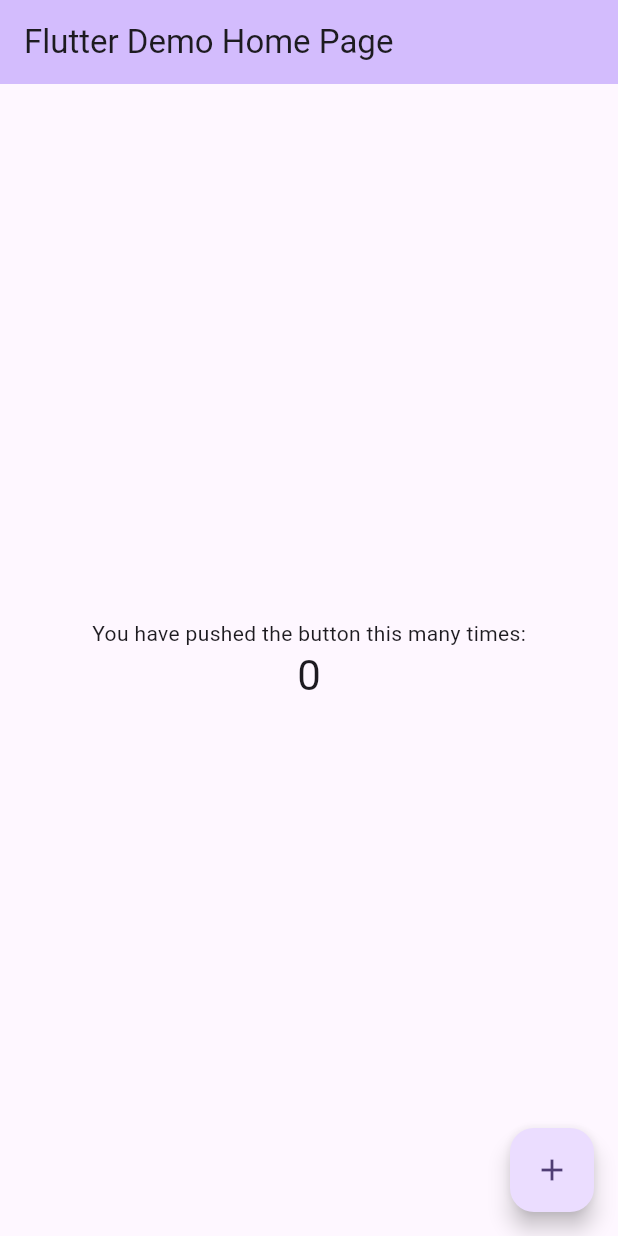
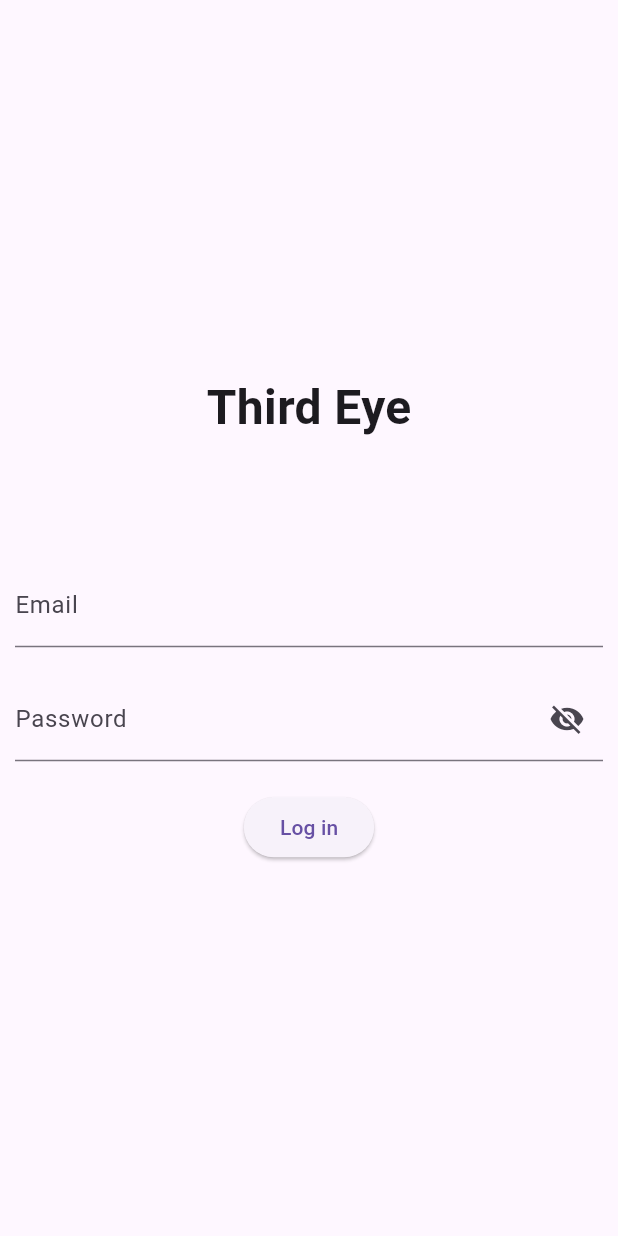
Before and after one commit to A-M22/Third-Eye-Task-Manager, a Flutter app: the screen it shows after launch, on a phone screen of 412 x 824 dp. Run offline on Flutter 3.47's test engine with Material 3 defaults, Android fonts, the phone set to English and light mode, and no system bars.

Commit message:
complete Task 2 login screen

```diff
--- /dev/null
+++ b/lib/PL/login_screen.dart
@@ -0,0 +1,97 @@
+import 'package:flutter/material.dart';
+
+class LoginScreen extends StatefulWidget {
+  const LoginScreen({super.key});
+
+  @override
+  State<LoginScreen> createState() => _LoginScreen();
+}
+
+class _LoginScreen extends State<LoginScreen> {
+
+  String _email='';
+  String _password='';
+  bool _hidden=true;
+  String errorMessage='';
+  final emailRegex=RegExp(r'^[a-zA-Z0-9._%+-]+@[a-zA-Z0-9.-]+\.[a-zA-Z]{2,}$');
+
+  @override
+  Widget build(BuildContext context) {
+    return Scaffold(
+      body:SafeArea(
+          child: Container(
+            padding: EdgeInsets.all(10.0),
+            decoration: BoxDecoration(
+            ),
+            child: Column(
+              mainAxisAlignment: MainAxisAlignment.center,
+              children: [
+                const Text(
+                  "Third Eye",
+                  style: TextStyle(fontSize: 32, fontWeight: FontWeight.bold),
+                ),
+                SizedBox(height: 40,),
+                Text(
+                  '$errorMessage',
+                  style:TextStyle(color:Colors.red,fontWeight: FontWeight.bold),
+                  ),
+                SizedBox(height: 20.0,),
+                TextField(
+                  keyboardType: TextInputType.emailAddress,
+                  decoration: InputDecoration(
+                    label: Text("Email"),
+                  ),
+                  onChanged: (value) => setState(() {
+                    _email=value;
+                  }),
+                  ),
+                  SizedBox(height: 20.0,),
+                  TextField(
+                    decoration: InputDecoration(
+                      label: Text('Password'),
+                      suffixIcon: IconButton(
+                      onPressed: ()=>{
+                        setState((){
+                        _hidden=!_hidden;}
+                        ),
+                        },
+                      icon: Icon(_hidden ? Icons.visibility_off : Icons.visibility),)
+                    ),
+                    obscureText: _hidden,
+                    onChanged: (value) => setState((){_password=value;}),
+                  ),
+
+                  SizedBox(height: 20.0,),
+                  ElevatedButton(onPressed: ()
+                  {
+                    if(_email.isEmpty || _password.isEmpty)
+                    {
+                      setState(() {
+                        errorMessage="Fields Can't be empty!";
+                      });
+                    }
+                    else if (!emailRegex.hasMatch(_email))
+                    {
+                      setState(() {
+                        errorMessage="email format is not correct";
+                      });
+                    }
+                    else
+                    {
+                      setState(() {
+                        errorMessage="";
+                      });
+                      //go to homepage after success//
+                    }
+                  },
+                  child:Text('Log in'),
+                  ),
+
+              ],
+            ),
+          ),
+        ),
+      );
+
+  }
+}
--- a/lib/main.dart
+++ b/lib/main.dart
@@ -1,122 +1,21 @@
 import 'package:flutter/material.dart';
+import 'package:third_eye_task_manager/PL/login_screen.dart';
 
 void main() {
-  runApp(const MyApp());
+  runApp(const MainApp());
 }
 
-class MyApp extends StatelessWidget {
-  const MyApp({super.key});
 
-  // This widget is the root of your application.
+class MainApp extends StatelessWidget {
+  const MainApp({super.key});
+
   @override
   Widget build(BuildContext context) {
-    return MaterialApp(
-      title: 'Flutter Demo',
-      theme: ThemeData(
-        // This is the theme of your application.
-        //
-        // TRY THIS: Try running your application with "flutter run". You'll see
-        // the application has a purple toolbar. Then, without quitting the app,
-        // try changing the seedColor in the colorScheme below to Colors.green
-        // and then invoke "hot reload" (save your changes or press the "hot
-        // reload" button in a Flutter-supported IDE, or press "r" if you used
-        // the command line to start the app).
-        //
-        // Notice that the counter didn't reset back to zero; the application
-        // state is not lost during the reload. To reset the state, use hot
-        // restart instead.
-        //
-        // This works for code too, not just values: Most code changes can be
-        // tested with just a hot reload.
-        colorScheme: .fromSeed(seedColor: Colors.deepPurple),
-      ),
-      home: const MyHomePage(title: 'Flutter Demo Home Page'),
+    return const MaterialApp(
+      debugShowCheckedModeBanner: false,
+      title: 'Third Eye Task Manager',
+
+      home: LoginScreen(),
     );
   }
 }
-
-class MyHomePage extends StatefulWidget {
-  const MyHomePage({super.key, required this.title});
-
-  // This widget is the home page of your application. It is stateful, meaning
-  // that it has a State object (defined below) that contains fields that affect
-  // how it looks.
-
-  // This class is the configuration for the state. It holds the values (in this
-  // case the title) provided by the parent (in this case the App widget) and
-  // used by the build method of the State. Fields in a Widget subclass are
-  // always marked "final".
-
-  final String title;
-
-  @override
-  State<MyHomePage> createState() => _MyHomePageState();
-}
-
-class _MyHomePageState extends State<MyHomePage> {
-  int _counter = 0;
-
-  void _incrementCounter() {
-    setState(() {
-      // This call to setState tells the Flutter framework that something has
-      // changed in this State, which causes it to rerun the build method below
-      // so that the display can reflect the updated values. If we changed
-      // _counter without calling setState(), then the build method would not be
-      // called again, and so nothing would appear to happen.
-      _counter++;
-    });
-  }
-
-  @override
-  Widget build(BuildContext context) {
-    // This method is rerun every time setState is called, for instance as done
-    // by the _incrementCounter method above.
-    //
-    // The Flutter framework has been optimized to make rerunning build methods
-    // fast, so that you can just rebuild anything that needs updating rather
-    // than having to individually change instances of widgets.
-    return Scaffold(
-      appBar: AppBar(
-        // TRY THIS: Try changing the color here to a specific color (to
-        // Colors.amber, perhaps?) and trigger a hot reload to see the AppBar
-        // change color while the other colors stay the same.
-        backgroundColor: Theme.of(context).colorScheme.inversePrimary,
-        // Here we take the value from the MyHomePage object that was created by
-        // the App.build method, and use it to set our appbar title.
-        title: Text(widget.title),
-      ),
-      body: Center(
-        // Center is a layout widget. It takes a single child and positions it
-        // in the middle of the parent.
-        child: Column(
-          // Column is also a layout widget. It takes a list of children and
-          // arranges them vertically. By default, it sizes itself to fit its
-          // children horizontally, and tries to be as tall as its parent.
-          //
-          // Column has various properties to control how it sizes itself and
-          // how it positions its children. Here we use mainAxisAlignment to
-          // center the children vertically; the main axis here is the vertical
-          // axis because Columns are vertical (the cross axis would be
-          // horizontal).
-          //
-          // TRY THIS: Invoke "debug painting" (choose the "Toggle Debug Paint"
-          // action in the IDE, or press "p" in the console), to see the
-          // wireframe for each widget.
-          mainAxisAlignment: .center,
-          children: [
-            const Text('You have pushed the button this many times:'),
-            Text(
-              '$_counter',
-              style: Theme.of(context).textTheme.headlineMedium,
-            ),
-          ],
-        ),
-      ),
-      floatingActionButton: FloatingActionButton(
-        onPressed: _incrementCounter,
-        tooltip: 'Increment',
-        child: const Icon(Icons.add),
-      ),
-    );
-  }
-}
```
